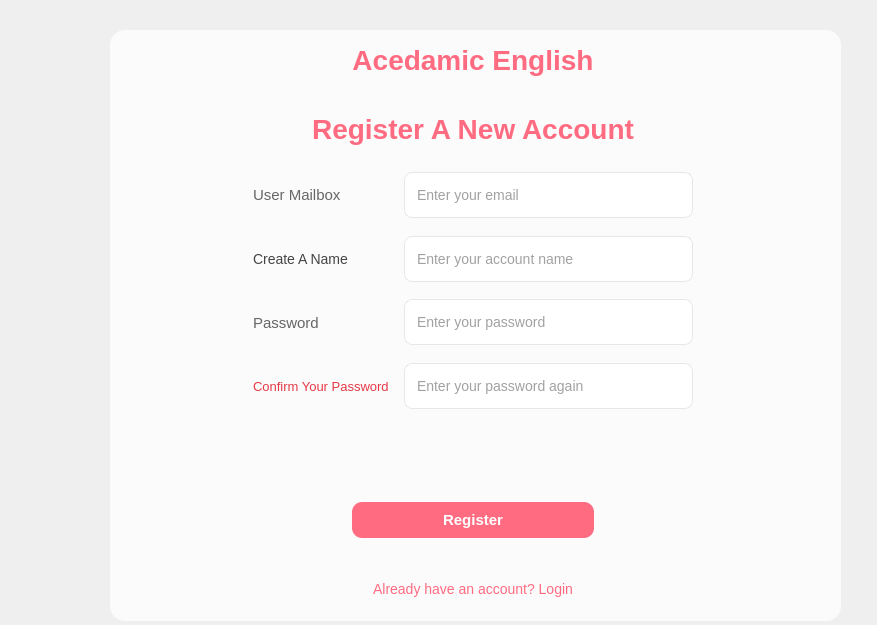
Before: the Qt Designer form ui/register.ui in FrenchFries-101/frontend, drawn with Qt 5.
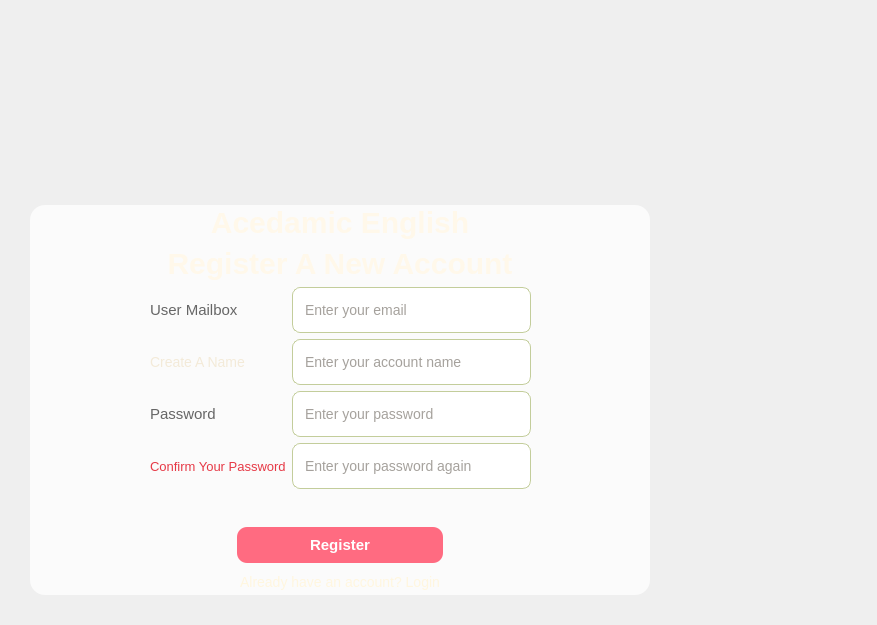
After: the same form once the commit is applied. Icons and pictures are not drawn.

Patch:
```diff
--- a/ui/register.ui
+++ b/ui/register.ui
@@ -20,7 +20,7 @@
    <string notr="true">QWidget {
     font-family: &quot;Segoe UI&quot;,&quot;Microsoft YaHei&quot;;
     font-size: 14px;
-    color: #444444;
+    color: #f3ead8;
 }
 
 
@@ -58,9 +58,9 @@
 
 QLabel#label,
 QLabel#label_4 {
-    font-size: 28px;
+    font-size: 30px;
     font-weight: bold;
-    color: #ff6b81;
+    color: #fff8ea;
     background: transparent;
 }
 
@@ -82,8 +82,9 @@
 /* ============================= */
 
 QLineEdit {
-    background-color: #ffffff;
-    border: 1px solid #e5e7eb;
+    background-color: rgba(255,255,255,235);
+    color: #4b4439;
+    border: 1px solid #c3cd9b;
     border-radius: 8px;
     padding: 6px 10px;
     min-height: 32px;
@@ -127,7 +128,7 @@
 
 QPushButton#pushButton_2 {
     background: transparent;
-    color: #ff6b81;
+    color: #fff6df;
     border: none;
 }
 
@@ -166,10 +167,10 @@
   <widget class="QFrame" name="frame">
    <property name="geometry">
     <rect>
-     <x>110</x>
-     <y>30</y>
-     <width>731</width>
-     <height>591</height>
+     <x>30</x>
+     <y>205</y>
+     <width>620</width>
+     <height>390</height>
     </rect>
    </property>
    <property name="frameShape">
@@ -181,10 +182,10 @@
    <widget class="QWidget" name="verticalLayoutWidget">
     <property name="geometry">
      <rect>
-      <x>-1</x>
-      <y>-1</y>
-      <width>728</width>
-      <height>591</height>
+      <x>0</x>
+      <y>0</y>
+      <width>620</width>
+      <height>390</height>
      </rect>
     </property>
     <layout class="QVBoxLayout" name="verticalLayout" stretch="1,1,4,1,1,1">
```
Left out of the diff: 8 changed lines with no effect on the pictures.
